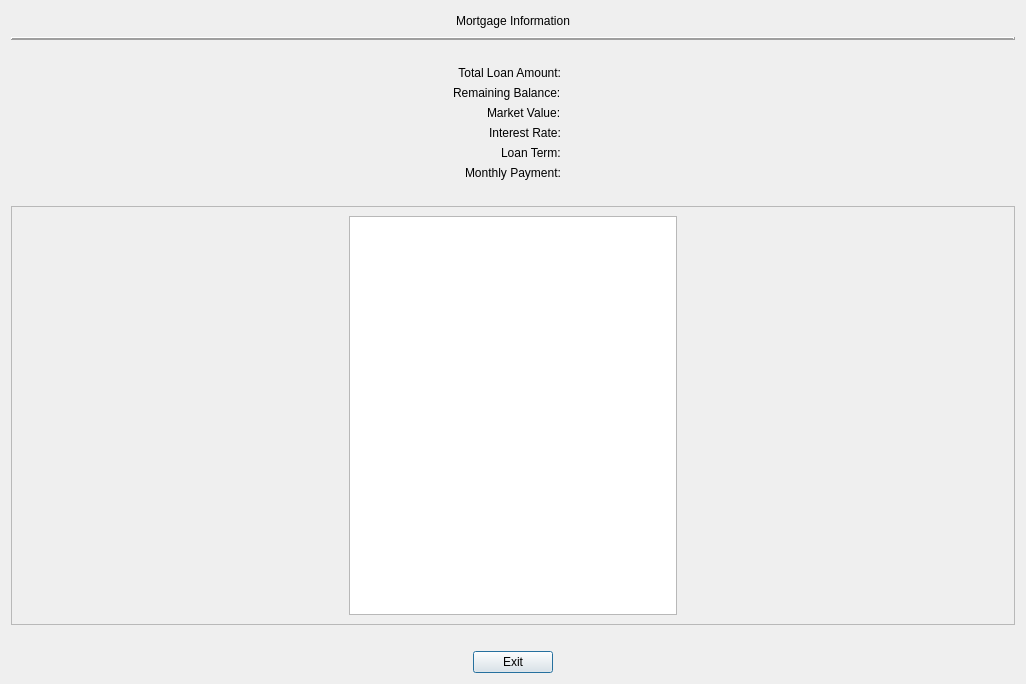
The window that CashFlowManager/mortgagesummarydialog.ui (epw7856/CashFlowManager) describes before a commit, drawn with Qt 5.
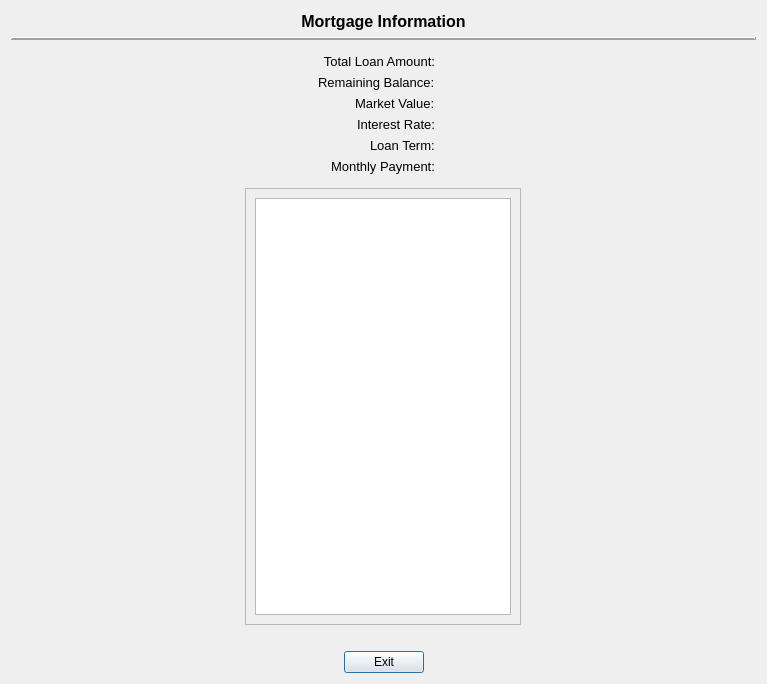
The same window after the commit.

Commit message: Updated mortgage info dialog.

Diff of the .ui file:
```diff
--- a/CashFlowManager/mortgagesummarydialog.ui
+++ b/CashFlowManager/mortgagesummarydialog.ui
@@ -9,10 +9,16 @@
    <rect>
     <x>0</x>
     <y>0</y>
-    <width>1026</width>
+    <width>767</width>
     <height>684</height>
    </rect>
   </property>
+  <property name="font">
+   <font>
+    <family>Segoe UI</family>
+    <pointsize>9</pointsize>
+   </font>
+  </property>
   <property name="windowTitle">
    <string>Mortgage Summary</string>
   </property>
@@ -37,6 +43,14 @@
      </item>
      <item>
       <widget class="QLabel" name="labelDialogTitle">
+       <property name="font">
+        <font>
+         <family>Segoe UI</family>
+         <pointsize>12</pointsize>
+         <weight>75</weight>
+         <bold>true</bold>
+        </font>
+       </property>
        <property name="text">
         <string>Mortgage Information</string>
        </property>
@@ -76,12 +90,15 @@
    <item>
     <spacer name="horizontalSpacer_11">
      <property name="orientation">
-      <enum>Qt::Horizontal</enum>
+      <enum>Qt::Vertical</enum>
+     </property>
+     <property name="sizeType">
+      <enum>QSizePolicy::Fixed</enum>
      </property>
      <property name="sizeHint" stdset="0">
       <size>
-       <width>1005</width>
-       <height>20</height>
+       <width>20</width>
+       <height>8</height>
       </size>
      </property>
     </spacer>
@@ -108,6 +125,12 @@
        </property>
        <item row="0" column="0">
         <widget class="QLabel" name="label_2">
+         <property name="font">
+          <font>
+           <family>Segoe UI</family>
+           <pointsize>10</pointsize>
+          </font>
+         </property>
          <property name="text">
           <string>Total Loan Amount:</string>
          </property>
@@ -118,6 +141,12 @@
        </item>
        <item row="2" column="0">
         <widget class="QLabel" name="label">
+         <property name="font">
+          <font>
+           <family>Segoe UI</family>
+           <pointsize>10</pointsize>
+          </font>
+         </property>
          <property name="text">
           <string>Market Value:</string>
          </property>
@@ -128,6 +157,12 @@
        </item>
        <item row="0" column="1">
         <widget class="QLabel" name="labelLoanAmount">
+         <property name="font">
+          <font>
+           <family>Segoe UI</family>
+           <pointsize>10</pointsize>
+          </font>
+         </property>
          <property name="text">
           <string>&lt;Amount&gt;</string>
          </property>
@@ -138,6 +173,12 @@
        </item>
        <item row="2" column="1">
         <widget class="QLabel" name="labelMarketValue">
+         <property name="font">
+          <font>
+           <family>Segoe UI</family>
+           <pointsize>10</pointsize>
+          </font>
+         </property>
          <property name="text">
           <string>&lt;MarketValue&gt;</string>
          </property>
@@ -148,6 +189,12 @@
        </item>
        <item row="3" column="0">
         <widget class="QLabel" name="label_3">
+         <property name="font">
+          <font>
+           <family>Segoe UI</family>
+           <pointsize>10</pointsize>
+          </font>
+         </property>
          <property name="text">
           <string>Interest Rate:</string>
          </property>
@@ -155,6 +202,12 @@
        </item>
        <item row="3" column="1">
         <widget class="QLabel" name="labelInterestRate">
+         <property name="font">
+          <font>
+           <family>Segoe UI</family>
+           <pointsize>10</pointsize>
+          </font>
+         </property>
          <property name="text">
           <string>&lt;Rate&gt;</string>
          </property>
@@ -165,6 +218,12 @@
        </item>
        <item row="4" column="0">
         <widget class="QLabel" name="label_4">
+         <property name="font">
+          <font>
+           <family>Segoe UI</family>
+           <pointsize>10</pointsize>
+          </font>
+         </property>
          <property name="text">
           <string>Loan Term:</string>
          </property>
@@ -172,6 +231,12 @@
        </item>
        <item row="4" column="1">
         <widget class="QLabel" name="labelTerm">
+         <property name="font">
+          <font>
+           <family>Segoe UI</family>
+           <pointsize>10</pointsize>
+          </font>
+         </property>
          <property name="text">
           <string>&lt;Term&gt;</string>
          </property>
@@ -182,6 +247,12 @@
        </item>
        <item row="5" column="0">
         <widget class="QLabel" name="label_5">
+         <property name="font">
+          <font>
+           <family>Segoe UI</family>
+           <pointsize>10</pointsize>
+          </font>
+         </property>
          <property name="text">
           <string>Monthly Payment:</string>
          </property>
@@ -189,6 +260,12 @@
        </item>
        <item row="5" column="1">
         <widget class="QLabel" name="labelBasePayment">
+         <property name="font">
+          <font>
+           <family>Segoe UI</family>
+           <pointsize>10</pointsize>
+          </font>
+         </property>
          <property name="text">
           <string>&lt;BasePayment&gt;</string>
          </property>
@@ -199,6 +276,12 @@
        </item>
        <item row="1" column="0">
         <widget class="QLabel" name="label_6">
+         <property name="font">
+          <font>
+           <family>Segoe UI</family>
+           <pointsize>10</pointsize>
+          </font>
+         </property>
          <property name="text">
           <string>Remaining Balance:</string>
          </property>
@@ -206,6 +289,12 @@
        </item>
        <item row="1" column="1">
         <widget class="QLabel" name="labelRemainingBalance">
+         <property name="font">
+          <font>
+           <family>Segoe UI</family>
+           <pointsize>10</pointsize>
+          </font>
+         </property>
          <property name="text">
           <string>&lt;RemainingBalance&gt;</string>
          </property>
@@ -232,13 +321,34 @@
     </layout>
    </item>
    <item>
-    <spacer name="horizontalSpacer_4">
+    <spacer name="verticalSpacer_2">
+     <property name="orientation">
+      <enum>Qt::Vertical</enum>
+     </property>
+     <property name="sizeType">
+      <enum>QSizePolicy::Fixed</enum>
+     </property>
+     <property name="sizeHint" stdset="0">
+      <size>
+       <width>20</width>
+       <height>8</height>
+      </size>
+     </property>
+    </spacer>
+   </item>
+   <item>
+    <layout class="QHBoxLayout" name="horizontalLayout_5">
+     <item>
+      <spacer name="horizontalSpacer_13">
      <property name="orientation">
       <enum>Qt::Horizontal</enum>
      </property>
+       <property name="sizeType">
+        <enum>QSizePolicy::Minimum</enum>
+       </property>
      <property name="sizeHint" stdset="0">
       <size>
-       <width>1005</width>
+         <width>40</width>
        <height>20</height>
       </size>
      </property>
@@ -248,6 +358,12 @@
     <layout class="QVBoxLayout" name="verticalLayout_3">
      <item>
       <widget class="QScrollArea" name="scrollArea">
+         <property name="sizePolicy">
+          <sizepolicy hsizetype="Maximum" vsizetype="Expanding">
+           <horstretch>0</horstretch>
+           <verstretch>0</verstretch>
+          </sizepolicy>
+         </property>
        <property name="minimumSize">
         <size>
          <width>100</width>
@@ -260,15 +376,24 @@
        <property name="widgetResizable">
         <bool>true</bool>
        </property>
+         <property name="alignment">
+          <set>Qt::AlignCenter</set>
+         </property>
        <widget class="QWidget" name="scrollAreaWidgetContents">
         <property name="geometry">
          <rect>
-          <x>0</x>
+            <x>46</x>
           <y>0</y>
-          <width>1004</width>
-          <height>398</height>
-         </rect>
-        </property>
+            <width>276</width>
+            <height>395</height>
+           </rect>
+          </property>
+          <property name="sizePolicy">
+           <sizepolicy hsizetype="Maximum" vsizetype="Preferred">
+            <horstretch>0</horstretch>
+            <verstretch>0</verstretch>
+           </sizepolicy>
+          </property>
         <property name="minimumSize">
          <size>
           <width>0</width>
@@ -278,19 +403,6 @@
         <layout class="QVBoxLayout" name="verticalLayout_2">
          <item>
           <layout class="QHBoxLayout" name="horizontalLayout_2">
-           <item>
-            <spacer name="horizontalSpacer_5">
-             <property name="orientation">
-              <enum>Qt::Horizontal</enum>
-             </property>
-             <property name="sizeHint" stdset="0">
-              <size>
-               <width>40</width>
-               <height>20</height>
-              </size>
-             </property>
-            </spacer>
-           </item>
            <item>
             <widget class="QTableView" name="tableViewMortgageSummary">
              <property name="minimumSize">
@@ -301,6 +413,7 @@
              </property>
              <property name="font">
               <font>
+                 <family>Segoe UI</family>
                <pointsize>8</pointsize>
               </font>
              </property>
@@ -324,11 +437,22 @@
              </attribute>
             </widget>
            </item>
+            </layout>
+           </item>
+          </layout>
+         </widget>
+        </widget>
+       </item>
+      </layout>
+     </item>
            <item>
-            <spacer name="horizontalSpacer_6">
+      <spacer name="horizontalSpacer_12">
              <property name="orientation">
               <enum>Qt::Horizontal</enum>
              </property>
+       <property name="sizeType">
+        <enum>QSizePolicy::Minimum</enum>
+       </property>
              <property name="sizeHint" stdset="0">
               <size>
                <width>40</width>
@@ -336,12 +460,6 @@
               </size>
              </property>
             </spacer>
-           </item>
-          </layout>
-         </item>
-        </layout>
-       </widget>
-      </widget>
      </item>
     </layout>
    </item>
```
Left out of the diff: 2 changed lines with no effect on the pictures. Lines whose indentation alone changed are shown as unchanged. The commit also changes 2 other files.
